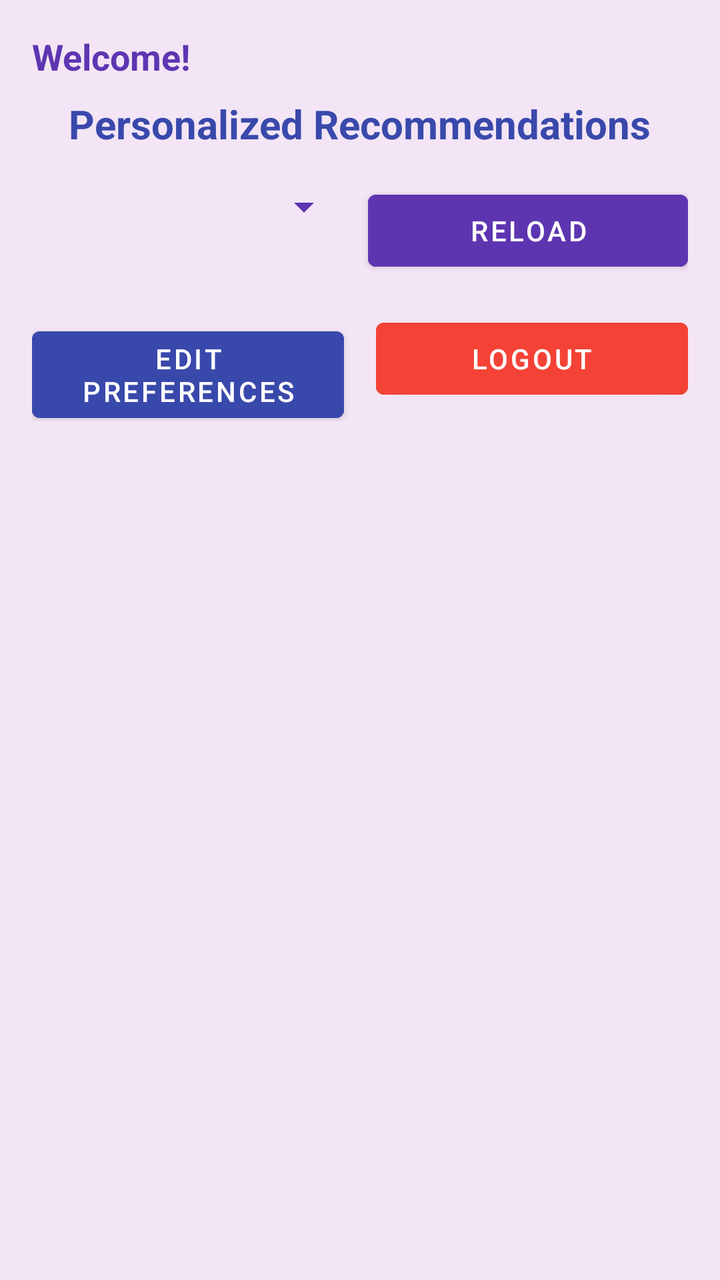
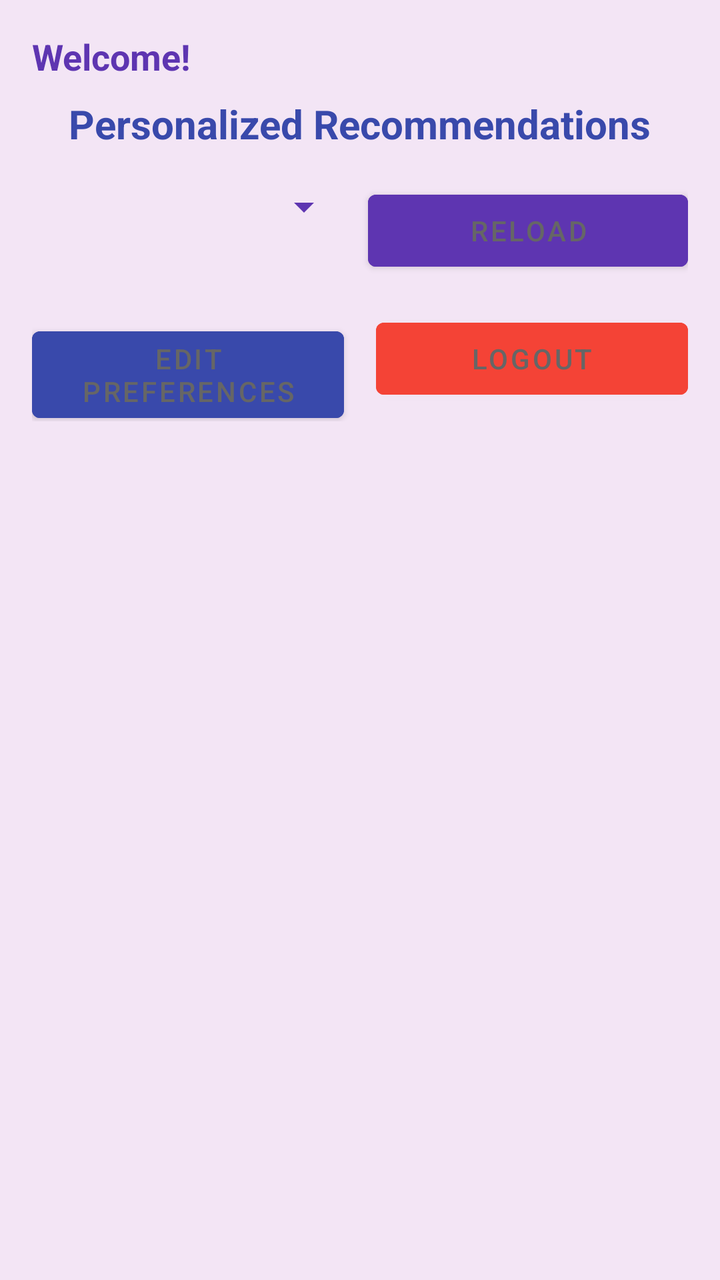

Two renders of the same Android screen: before a commit and after it. Below are the layout's source before the change and the commit's diff.
<!-- AndroidManifest.xml: application theme Theme.BookRecommender -->
<!-- res/layout/activity_main.xml -->
<?xml version="1.0" encoding="utf-8"?>
<androidx.constraintlayout.widget.ConstraintLayout xmlns:android="http://schemas.android.com/apk/res/android"
    xmlns:app="http://schemas.android.com/apk/res-auto"
    android:layout_width="match_parent"
    android:layout_height="match_parent"
    android:background="@color/soft_purple">

    <TextView
        android:id="@+id/tvWelcome"
        android:layout_width="wrap_content"
        android:layout_height="wrap_content"
        android:text="Welcome!"
        android:textSize="18sp"
        android:textStyle="bold"
        android:textColor="@color/primary_purple"
        android:layout_marginTop="16dp"
        android:layout_marginStart="16dp"
        app:layout_constraintTop_toTopOf="parent"
        app:layout_constraintStart_toStartOf="parent" />

    <TextView
        android:id="@+id/tvTitle"
        android:layout_width="wrap_content"
        android:layout_height="wrap_content"
        android:text="Personalized Recommendations"
        android:textSize="20sp"
        android:textStyle="bold"
        android:textColor="@color/primary_blue"
        android:layout_marginTop="8dp"
        app:layout_constraintTop_toBottomOf="@id/tvWelcome"
        app:layout_constraintStart_toStartOf="parent"
        app:layout_constraintEnd_toEndOf="parent" />

    <LinearLayout
        android:id="@+id/controlPanel"
        android:layout_width="match_parent"
        android:layout_height="wrap_content"
        android:orientation="horizontal"
        android:padding="16dp"
        app:layout_constraintTop_toBottomOf="@id/tvTitle">

        <Spinner
            android:id="@+id/spinnerTopN"
            android:layout_width="0dp"
            android:layout_weight="1"
            android:layout_height="wrap_content"
            android:layout_marginEnd="8dp"
            android:backgroundTint="@color/primary_purple" />

        <Button
            android:id="@+id/btnReload"
            android:layout_width="0dp"
            android:layout_weight="1"
            android:layout_height="wrap_content"
            android:text="Reload"
            android:backgroundTint="@color/primary_purple"
            android:textColor="@color/white" />
    </LinearLayout>

    <LinearLayout
        android:id="@+id/actionButtonsPanel"
        android:layout_width="match_parent"
        android:layout_height="wrap_content"
        android:orientation="horizontal"
        android:paddingStart="16dp"
        android:paddingEnd="16dp"
        android:paddingBottom="8dp"
        app:layout_constraintTop_toBottomOf="@id/controlPanel">

        <Button
            android:id="@+id/btnEditPrefs"
            android:layout_width="0dp"
            android:layout_weight="1"
            android:layout_height="wrap_content"
            android:text="Edit Preferences"
            android:layout_marginEnd="8dp"
            android:backgroundTint="@color/primary_blue"
            android:textColor="@color/white" />

        <Button
            android:id="@+id/btnLogout"
            android:layout_width="0dp"
            android:layout_weight="1"
            android:layout_height="wrap_content"
            android:text="Logout"
            android:layout_marginStart="8dp"
            android:backgroundTint="#F44336"
            android:textColor="@color/white" />
    </LinearLayout>

    <androidx.recyclerview.widget.RecyclerView
        android:id="@+id/recyclerViewBooks"
        android:layout_width="0dp"
        android:layout_height="0dp"
        android:layout_marginTop="8dp"
        android:padding="8dp"
        app:layout_constraintTop_toBottomOf="@id/actionButtonsPanel"
        app:layout_constraintStart_toStartOf="parent"
        app:layout_constraintEnd_toEndOf="parent"
        app:layout_constraintBottom_toBottomOf="parent" />

    <ProgressBar
        android:id="@+id/progressBar"
        android:layout_width="wrap_content"
        android:layout_height="wrap_content"
        android:visibility="gone"
        android:indeterminateTint="@color/primary_purple"
        app:layout_constraintTop_toTopOf="parent"
        app:layout_constraintBottom_toBottomOf="parent"
        app:layout_constraintStart_toStartOf="parent"
        app:layout_constraintEnd_toEndOf="parent" />

</androidx.constraintlayout.widget.ConstraintLayout>
<!-- resources referenced by this layout -->
<resources>
  <color name="primary_blue">#3949AB</color>
  <color name="primary_purple">#5E35B1</color>
  <color name="soft_purple">#F3E5F5</color>
  <color name="white">#FFFFFFFF</color>
  <style name="Theme.BookRecommender" parent="Theme.MaterialComponents.DayNight.NoActionBar">
          
          <item name="colorPrimary">@color/primary_purple</item>
          <item name="colorPrimaryVariant">@color/primary_blue</item>
          <item name="colorOnPrimary">@color/white</item>
          
          <item name="colorSecondary">@color/primary_blue</item>
          <item name="colorSecondaryVariant">@color/primary_purple</item>
          <item name="colorOnSecondary">@color/white</item>
          
          <item name="android:statusBarColor" tools:targetApi="l">@color/primary_purple</item>
          
      </style>
</resources>

<!-- the commit's change to res/layout/activity_main.xml (unified diff, before → after) -->
@@ -54,7 +54,7 @@
             android:layout_height="wrap_content"
             android:text="Reload"
             android:backgroundTint="@color/primary_purple"
-            android:textColor="@color/white" />
+            android:textColor="@color/gray_text" />
     </LinearLayout>
 
     <LinearLayout
@@ -75,7 +75,7 @@
             android:text="Edit Preferences"
             android:layout_marginEnd="8dp"
             android:backgroundTint="@color/primary_blue"
-            android:textColor="@color/white" />
+            android:textColor="@color/gray_text" />
 
         <Button
             android:id="@+id/btnLogout"
@@ -85,7 +85,7 @@
             android:text="Logout"
             android:layout_marginStart="8dp"
             android:backgroundTint="#F44336"
-            android:textColor="@color/white" />
+            android:textColor="@color/gray_text" />
     </LinearLayout>
 
     <androidx.recyclerview.widget.RecyclerView
<!-- resource entries referenced after the edit -->
@@ -1,5 +1,6 @@
 <!-- resources referenced by this layout -->
 <resources>
+  <color name="gray_text">#666666</color>
   <color name="primary_blue">#3949AB</color>
   <color name="primary_purple">#5E35B1</color>
   <color name="soft_purple">#F3E5F5</color>
